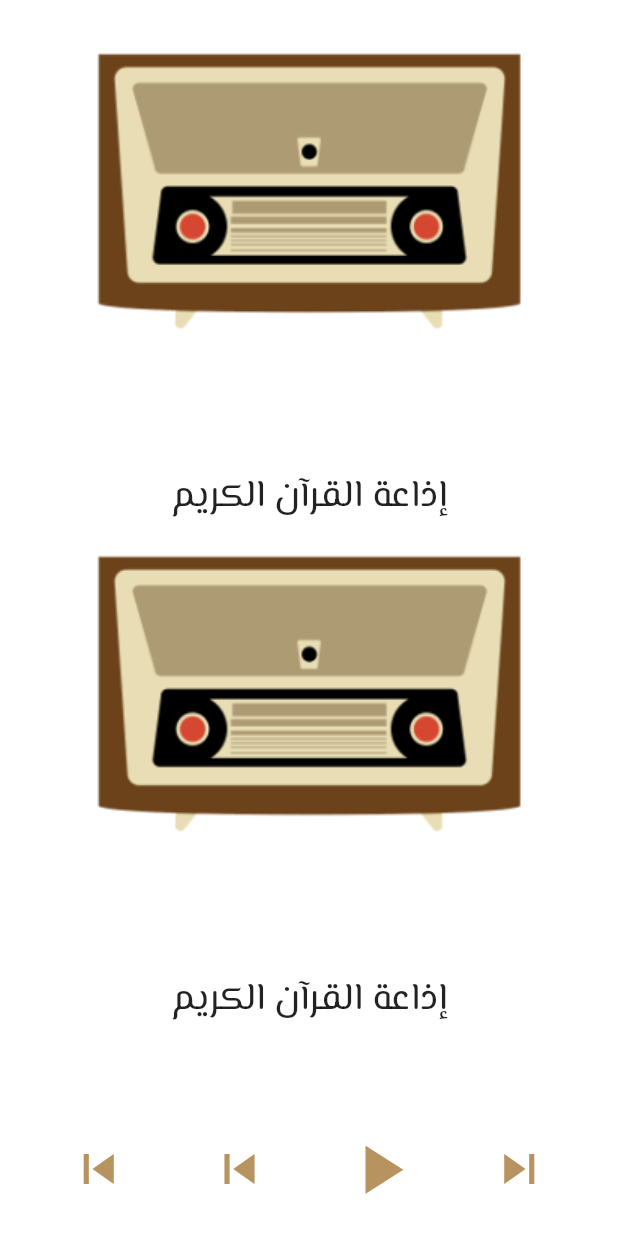
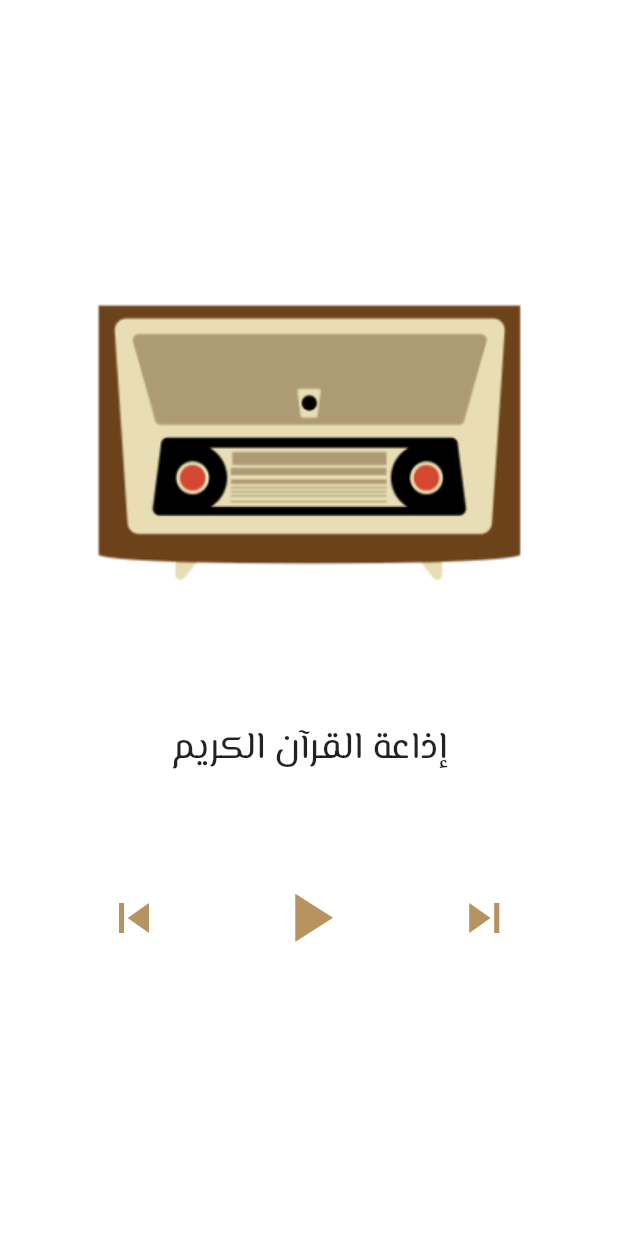
Before and after one commit to Abdelrahman70150/islami-App, a Flutter app: the RadioScreen widget shown alone on an empty page, opened directly, on a phone screen of 412 x 824 dp. Shown: the top 1233 px of the screen. Run offline on Flutter 3.47's test engine with Material 2 defaults, Android fonts, the phone set to English and light mode, and no system bars; our stand-ins replace google_fonts.

Commit message:
repaire radio screen

```diff
--- a/lib/screens/radio_screen/radio_screen.dart
+++ b/lib/screens/radio_screen/radio_screen.dart
@@ -9,37 +9,16 @@ class RadioScreen extends StatelessWidget {
     return Column(
       mainAxisAlignment: MainAxisAlignment.center,
       children: [
-
         Image.asset('assets/images/radio_image.png'),
         SizedBox(height: 74,),
         Text('إذاعة القرآن الكريم',
         style: GoogleFonts.elMessiri(
           fontSize: 25
         ),),
-
-        Image.asset(
-            'assets/images/radio_image.png'
-        ),
-        SizedBox(height: 74,),
-        Text(
-          'إذاعة القرآن الكريم',
-          style: GoogleFonts.elMessiri(
-              fontSize: 25
-          ),
-        ),
         SizedBox(height: 65,),
         Row(
           mainAxisAlignment: MainAxisAlignment.spaceEvenly,
           children: [
-            IconButton(onPressed: (){},
-
-                icon: Icon(
-                  Icons.skip_previous,
-                  color: mainColor,
-                ),
-              iconSize: 40,
-              alignment: AlignmentDirectional.center,
-            ),
             IconButton(onPressed: (){},
 
               icon: Icon(
--- a/lib/screens/sura_details_screen.dart
+++ b/lib/screens/sura_details_screen.dart
@@ -66,7 +66,7 @@ List verse =[];
                   endIndent: 90,
                   indent: 90,
                   ),
-                  verse.isEmpty? Center(child: CircularProgressIndicator(color: mainColor,))
+                  verse.isEmpty? Center(child: CircularProgressIndicator(color: mainColor,)):
                   const Divider(thickness: 1,
                   color: mainColor,
                   endIndent: 90,
```
